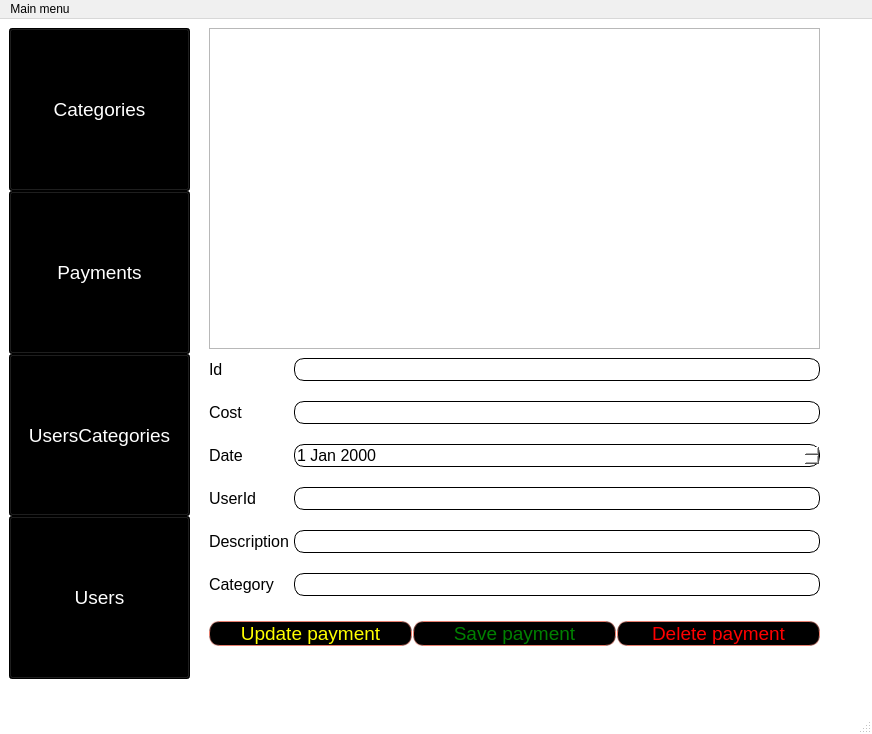
Before: the Qt Designer form mainwindow.ui in ihareal/budgeting, drawn with Qt 5.
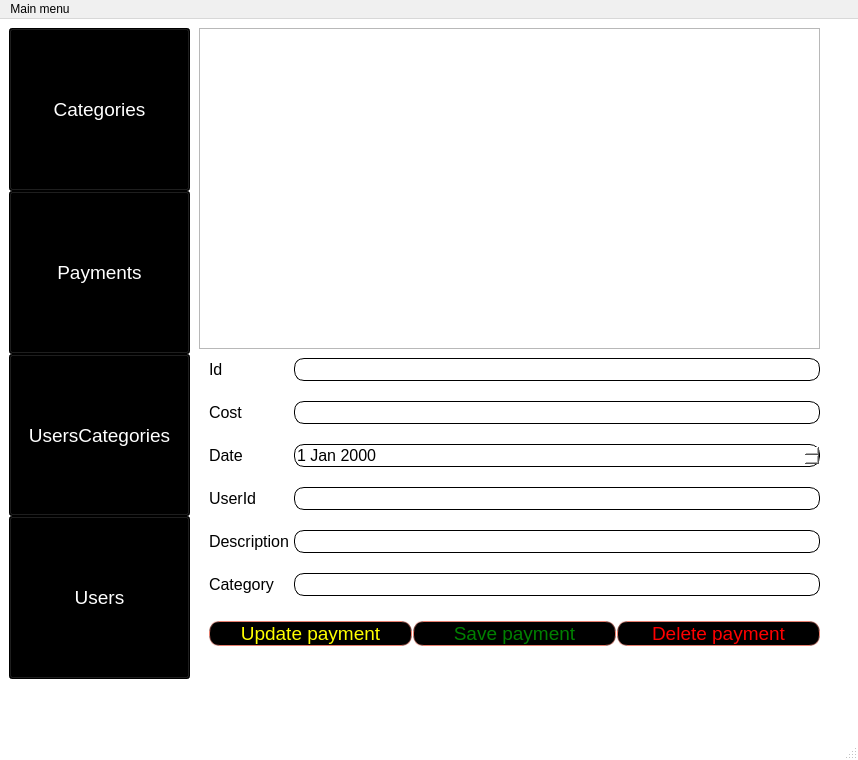
After: the same form once the commit is applied. The open tabs and pages were chosen to show the change.

Commit message: Correct layout & add get model for table view

The edit to the form file:
```diff
--- a/mainwindow.ui
+++ b/mainwindow.ui
@@ -6,8 +6,8 @@
    <rect>
     <x>0</x>
     <y>0</y>
-    <width>872</width>
-    <height>734</height>
+    <width>858</width>
+    <height>760</height>
    </rect>
   </property>
   <property name="font">
@@ -641,16 +641,6 @@
        </layout>
       </widget>
       <widget class="QWidget" name="administratorPage">
-       <widget class="QTableWidget" name="tableWidget">
-        <property name="geometry">
-         <rect>
-          <x>200</x>
-          <y>0</y>
-          <width>611</width>
-          <height>321</height>
-         </rect>
-        </property>
-       </widget>
        <widget class="QWidget" name="verticalLayoutWidget">
         <property name="geometry">
          <rect>
@@ -1101,6 +1091,16 @@
          </item>
         </layout>
        </widget>
+       <widget class="QTableView" name="paymentsTableView">
+        <property name="geometry">
+         <rect>
+          <x>190</x>
+          <y>0</y>
+          <width>621</width>
+          <height>321</height>
+         </rect>
+        </property>
+       </widget>
       </widget>
      </widget>
     </item>
@@ -1111,7 +1111,7 @@
     <rect>
      <x>0</x>
      <y>0</y>
-     <width>872</width>
+     <width>858</width>
      <height>20</height>
     </rect>
    </property>
```
Left out of the diff: 2 changed lines with no effect on the pictures. The commit also changes 1 other file.
